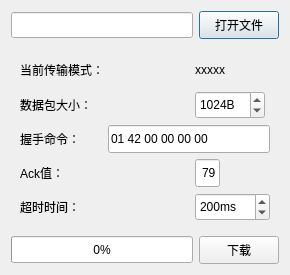
First picture: the form in sendfiledialog.ui, repository dashao643/SerialTool-Qt, before the edit.
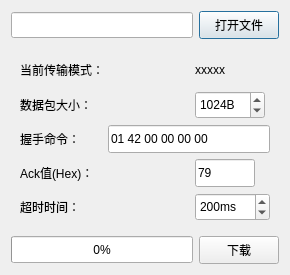
Second picture: the form after the edit. Icons and pictures are not drawn.

```diff
--- a/sendfiledialog.ui
+++ b/sendfiledialog.ui
@@ -169,7 +169,7 @@
          </sizepolicy>
         </property>
         <property name="text">
-         <string>Ack值：</string>
+         <string>Ack值(Hex)：</string>
         </property>
        </widget>
       </item>
@@ -183,7 +183,7 @@
         </property>
         <property name="minimumSize">
          <size>
-          <width>25</width>
+          <width>60</width>
           <height>28</height>
          </size>
         </property>
@@ -197,7 +197,7 @@
          <string>79</string>
         </property>
         <property name="alignment">
-         <set>Qt::AlignmentFlag::AlignRight|Qt::AlignmentFlag::AlignTrailing|Qt::AlignmentFlag::AlignVCenter</set>
+         <set>Qt::AlignmentFlag::AlignLeading|Qt::AlignmentFlag::AlignLeft|Qt::AlignmentFlag::AlignVCenter</set>
         </property>
        </widget>
       </item>
```
Left out of the diff: 3 changed lines with no effect on the pictures.
